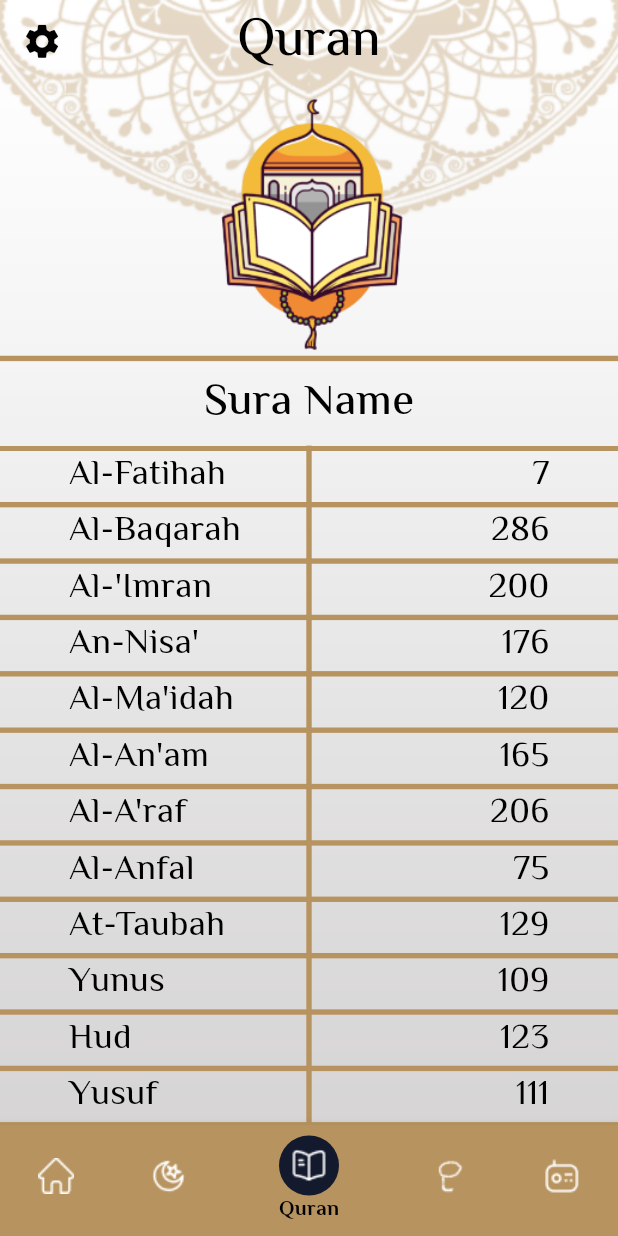
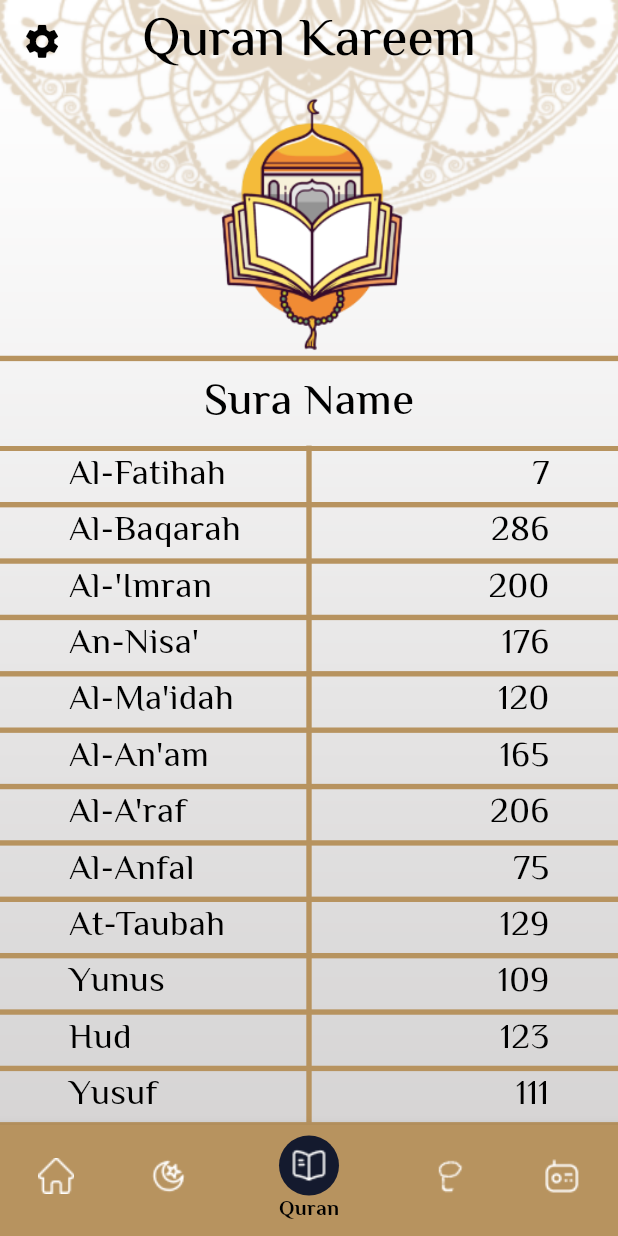
Before and after one commit to HusseinMohamed99/Muslim, a Flutter app: the screen it shows after launch, on a phone screen of 412 x 824 dp. Run offline on Flutter 3.47's test engine with Material 3 defaults, Android fonts, the phone set to English and light mode, and no system bars; drawn by our look-alikes of upgrader; our stand-ins replace audioplayers, firebase_core, firebase_crashlytics, flutter_screenutil, font_awesome_flutter, google_fonts and 3 more; accounts and stored records are empty; generated files the repository leaves out were written again.

Commit message:
Update localization strings and home layout title
Add "Quran Kareem" localization string in Arabic and English, and update the home layout to use the new "Quran Kareem" title instead of the old "Quran" title. This change ensures consistency in the app's localization and improves the user experience by using the more formal term for the Quran.

```diff
--- a/lib/l10n/app_ar.arb
+++ b/lib/l10n/app_ar.arb
@@ -3,6 +3,7 @@
     "app_title": "مسلم",
     "sura_name": "اسم السورة",
     "quran": "القرآن",
+    "quran_kareem": "القرآن الكريم",
     "hadith": "الحديث",
     "hadith_name": "الأحاديث",
     "sebha": "التسبيح",
--- a/lib/l10n/app_en.arb
+++ b/lib/l10n/app_en.arb
@@ -6,6 +6,8 @@
 "@sura_name": {},
 "quran": "Quran",
 "@quran": {},
+"quran_kareem": "Quran Kareem",
+"@quran_kareem": {},
 "hadith": "Hadith",
 "@hadith": {},
 "hadith_name": "Hadith Name",
--- a/lib/screens/layout/home_layout.dart
+++ b/lib/screens/layout/home_layout.dart
@@ -114,7 +114,7 @@ class _HomeLayoutState extends State<HomeLayout> {
 List<String> _appTitles(context) => [
       AppLocalizations.of(context)!.home,
       AppLocalizations.of(context)!.hadith_name,
-      AppLocalizations.of(context)!.quran,
+      AppLocalizations.of(context)!.quran_kareem,
       AppLocalizations.of(context)!.sebha,
       AppLocalizations.of(context)!.radio,
     ];
```
